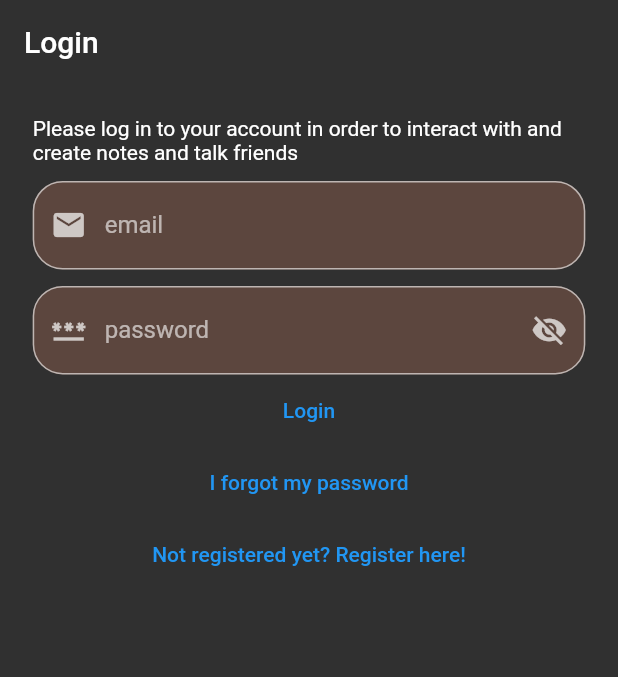
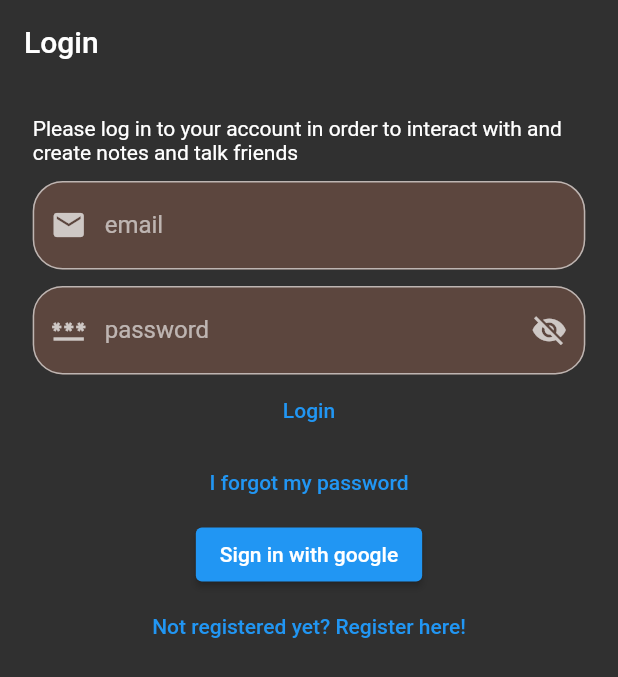
Before and after one commit to skyturkish/second_hand, a Flutter app: the screen it shows after launch, on a phone screen of 412 x 824 dp. Shown: the top 677 px of the screen. Run offline on Flutter 3.47's test engine with Material 2 defaults, Android fonts, the phone set to English and light mode, and no system bars; our stand-ins replace bloc, cloud_firestore, easy_localization, equatable, firebase_auth, firebase_core and 5 more; missing offline and left inert: a package; accounts and stored records are empty.

Commit message:
#1 google auth is integrated

```diff
--- a/lib/service/auth/auth_provider.dart
+++ b/lib/service/auth/auth_provider.dart
@@ -1,3 +1,4 @@
+import 'package:firebase_auth/firebase_auth.dart';
 import 'package:second_hand/service/auth/auth_user.dart';
 
 abstract class AuthProvider {
@@ -15,4 +16,5 @@ abstract class AuthProvider {
   Future<void> sendEmailVerification();
   Future<void> sendPasswordReset({required String toEmail});
   Future<void> deleteAccount();
+  Future<UserCredential> signInWithGoogle();
 }
--- a/lib/service/auth/auth_service.dart
+++ b/lib/service/auth/auth_service.dart
@@ -1,3 +1,4 @@
+import 'package:firebase_auth/firebase_auth.dart';
 import 'package:second_hand/service/auth/auth_provider.dart';
 import 'package:second_hand/service/auth/auth_user.dart';
 import 'package:second_hand/service/auth/firebase_auth_provider.dart';
@@ -46,4 +47,7 @@ class AuthService implements AuthProvider {
 
   @override
   Future<void> deleteAccount() => provider.deleteAccount();
+
+  @override
+  Future<UserCredential> signInWithGoogle() => provider.signInWithGoogle();
 }
--- a/lib/service/auth/bloc/app_event.dart
+++ b/lib/service/auth/bloc/app_event.dart
@@ -27,6 +27,11 @@ class AppEventRegister extends AppEvent {
   final String password;
 }
 
+class AppEventLogInWithGoogle extends AppEvent {
+  const AppEventLogInWithGoogle(this.context);
+  final BuildContext context;
+}
+
 class AppEventShouldRegister extends AppEvent {
   const AppEventShouldRegister();
 }
--- a/lib/view/authenticate/forgot_password_view.dart
+++ b/lib/view/authenticate/forgot_password_view.dart
@@ -8,6 +8,7 @@ import 'package:second_hand/utilities/dialogs/error_dialog.dart';
 import 'package:second_hand/utilities/dialogs/password_reset_email_sent_dialog.dart';
 import 'package:second_hand/view/_product/_widgets/textformfield/custom_text_form_field.dart';
 
+// TODO data gelmezse diyip, sizedbox yukarı, gerçek body aşağıda durmalı
 class ForgotPasswordView extends StatefulWidget {
   const ForgotPasswordView({super.key});
 
--- a/lib/view/authenticate/login_view.dart
+++ b/lib/view/authenticate/login_view.dart
@@ -105,6 +105,14 @@ class _LoginViewState extends State<LoginView> {
                     },
                     child: const Text('I forgot my password'),
                   ),
+                  ElevatedButton(
+                    onPressed: () async {
+                      context.read<AppBloc>().add(
+                            AppEventLogInWithGoogle(context),
+                          );
+                    },
+                    child: const Text('Sign in with google'),
+                  ),
                   TextButton(
                     onPressed: () {
                       context.read<AppBloc>().add(
```
Also changed, not shown: lib/service/auth/bloc/app_bloc.dart (+26 -1 lines), lib/service/auth/firebase_auth_provider.dart (+24 -1 lines), pubspec.yaml (+5 -2 lines), pubspec.lock.
